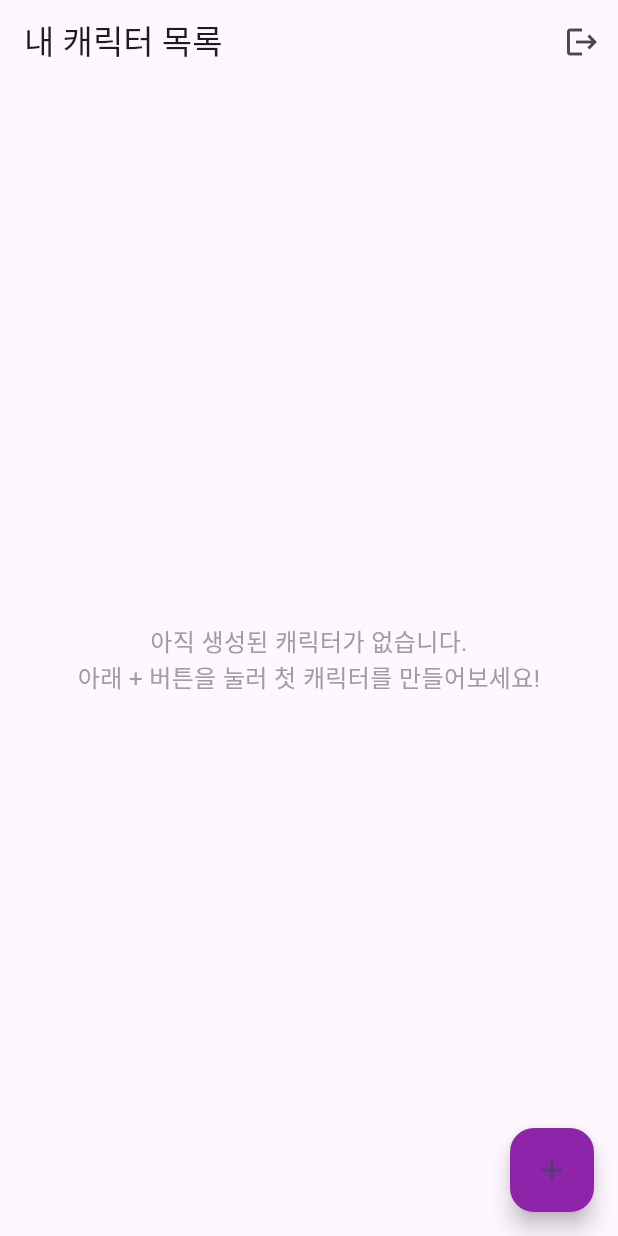
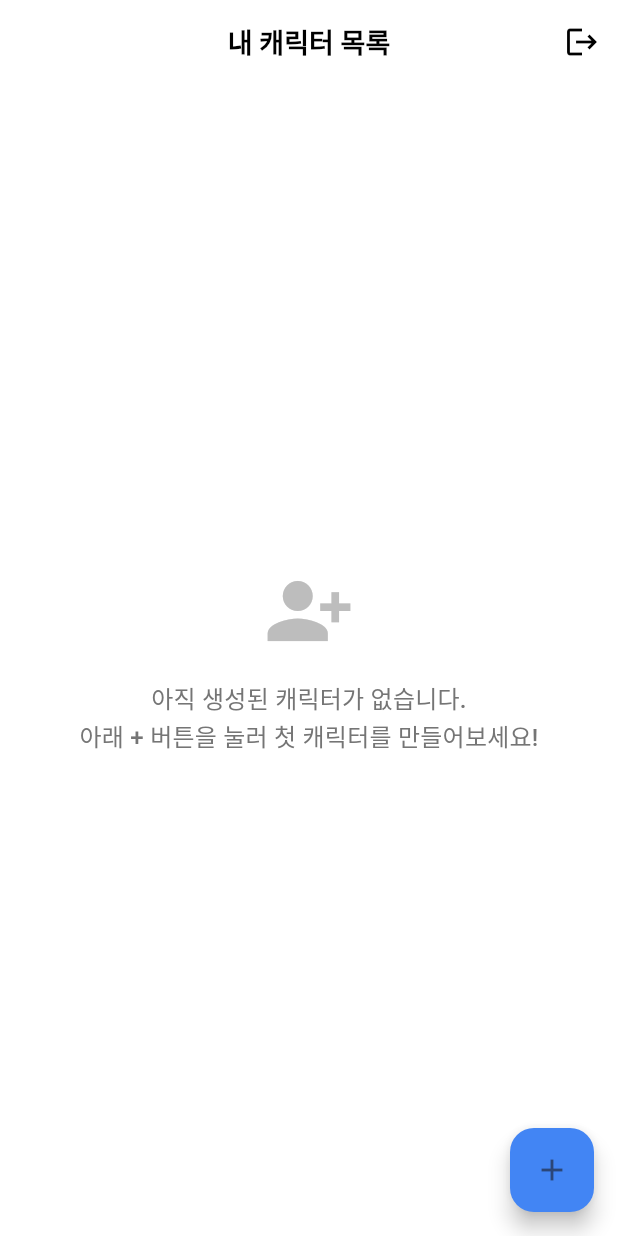
Before and after one commit to krwd1117/Clue, a Flutter app: the screen it shows after launch, after a tap on "로그인 없이 둘러보기", on a phone screen of 412 x 824 dp. Run offline on Flutter 3.47's test engine with Material 3 defaults, Android fonts, the light colour scheme and no system bars; our stand-ins replace flutter_riverpod, supabase_flutter; accounts and stored records are empty; network calls fail; Roboto replaces fonts that are missing (Pretendard).

Commit message:
feat: 미니멀하고 깔끔한 UI 개선

```diff
--- a/lib/main.dart
+++ b/lib/main.dart
@@ -26,7 +26,66 @@ class MyApp extends StatelessWidget {
     return MaterialApp(
       title: 'Clue',
       theme: ThemeData(
-        colorScheme: ColorScheme.fromSeed(seedColor: Colors.deepPurple),
+        fontFamily: 'Pretendard', // Pretendard 폰트 사용 (추후 폰트 파일 추가 필요)
+        scaffoldBackgroundColor: Colors.white,
+        appBarTheme: const AppBarTheme(
+          backgroundColor: Colors.white,
+          elevation: 0,
+          foregroundColor: Colors.black,
+          centerTitle: true,
+          titleTextStyle: TextStyle(
+            color: Colors.black,
+            fontSize: 18,
+            fontWeight: FontWeight.bold,
+          ),
+        ),
+        colorScheme: ColorScheme.fromSeed(
+          seedColor: const Color(0xFF4285F4), // Google Blue와 유사한 색상
+          primary: const Color(0xFF4285F4),
+          secondary: const Color(0xFFDB4437), // Google Red와 유사한 색상
+        ),
+        elevatedButtonTheme: ElevatedButtonThemeData(
+          style: ElevatedButton.styleFrom(
+            elevation: 0,
+            backgroundColor: const Color(0xFF4285F4),
+            foregroundColor: Colors.white,
+            shape: RoundedRectangleBorder(
+              borderRadius: BorderRadius.circular(12),
+            ),
+            padding: const EdgeInsets.symmetric(vertical: 16),
+            textStyle: const TextStyle(
+              fontSize: 16,
+              fontWeight: FontWeight.bold,
+            ),
+          ),
+        ),
+        textButtonTheme: TextButtonThemeData(
+          style: TextButton.styleFrom(
+            foregroundColor: Colors.grey.shade600,
+            textStyle: const TextStyle(
+              fontSize: 14,
+              fontWeight: FontWeight.normal,
+            ),
+          ),
+        ),
+        inputDecorationTheme: InputDecorationTheme(
+          filled: true,
+          fillColor: Colors.grey.shade100,
+          border: OutlineInputBorder(
+            borderRadius: BorderRadius.circular(12),
+            borderSide: BorderSide.none,
+          ),
+          enabledBorder: OutlineInputBorder(
+            borderRadius: BorderRadius.circular(12),
+            borderSide: BorderSide.none,
+          ),
+          focusedBorder: OutlineInputBorder(
+            borderRadius: BorderRadius.circular(12),
+            borderSide: BorderSide(color: const Color(0xFF4285F4), width: 2),
+          ),
+          contentPadding: const EdgeInsets.symmetric(horizontal: 16, vertical: 12),
+          hintStyle: TextStyle(color: Colors.grey.shade500),
+        ),
       ),
       home: const AuthGate(),
     );
--- a/lib/screens/home_screen.dart
+++ b/lib/screens/home_screen.dart
@@ -72,11 +72,20 @@ class _HomeScreenState extends State<HomeScreen> {
           }
           final characters = snapshot.data!;
           if (characters.isEmpty) {
-            return const Center(
-              child: Text(
+            return Center(
+              child: Column(
+                mainAxisAlignment: MainAxisAlignment.center,
+                children: [
+                  Icon(Icons.person_add_alt_1, size: 60, color: Colors.grey.shade400),
+                  const SizedBox(height: 16),
+                  Text(
                     '아직 생성된 캐릭터가 없습니다.\n아래 + 버튼을 눌러 첫 캐릭터를 만들어보세요!',
                     textAlign: TextAlign.center,
-                style: TextStyle(fontSize: 16, color: Colors.grey),
+                    style: Theme.of(context).textTheme.titleMedium?.copyWith(
+                          color: Colors.grey.shade600,
+                        ),
+                  ),
+                ],
               ),
             );
           }
@@ -85,16 +94,36 @@ class _HomeScreenState extends State<HomeScreen> {
             itemCount: characters.length,
             itemBuilder: (context, index) {
               final character = characters[index];
-              return ListTile(
-                title: Text(character['name'] ?? '이름 없음'),
-                subtitle: Text(
+              return Card(
+                margin: const EdgeInsets.symmetric(horizontal: 16, vertical: 8),
+                elevation: 0,
+                shape: RoundedRectangleBorder(
+                  borderRadius: BorderRadius.circular(12),
+                  side: BorderSide(color: Colors.grey.shade200),
+                ),
+                child: ListTile(
+                  contentPadding: const EdgeInsets.symmetric(horizontal: 16, vertical: 12),
+                  title: Text(
+                    character['name'] ?? '이름 없음',
+                    style: Theme.of(context).textTheme.titleLarge?.copyWith(
+                          fontWeight: FontWeight.bold,
+                        ),
+                  ),
+                  subtitle: Padding(
+                    padding: const EdgeInsets.only(top: 4.0),
+                    child: Text(
                       character['profile'] ?? '프로필 정보가 없습니다.',
                       maxLines: 2,
                       overflow: TextOverflow.ellipsis,
+                      style: Theme.of(context).textTheme.bodyMedium?.copyWith(
+                            color: Colors.grey.shade600,
+                          ),
+                    ),
                   ),
                   onTap: () {
                     // TODO: Navigate to character detail screen
                   },
+                ),
               );
             },
           );
@@ -110,7 +139,8 @@ class _HomeScreenState extends State<HomeScreen> {
           }
         },
         child: const Icon(Icons.add),
-        backgroundColor: Colors.purple.shade600,
+        backgroundColor: Theme.of(context).colorScheme.primary,
+        shape: RoundedRectangleBorder(borderRadius: BorderRadius.circular(16)),
       ),
     );
   }
--- a/lib/screens/login_screen.dart
+++ b/lib/screens/login_screen.dart
@@ -52,33 +52,28 @@ class _LoginScreenState extends State<LoginScreen> {
               Text(
                 'CLUE',
                 textAlign: TextAlign.center,
-                style: TextStyle(
-                  fontSize: 48,
-                  fontWeight: FontWeight.bold,
-                  color: Colors.purple.shade700,
-                ),
+                style: Theme.of(context).textTheme.displayLarge?.copyWith(
+                      fontWeight: FontWeight.bold,
+                      color: Theme.of(context).colorScheme.primary,
+                    ),
               ),
               const SizedBox(height: 16),
               Text(
                 'AI와 함께 만드는 캐릭터 이야기',
                 textAlign: TextAlign.center,
-                style: TextStyle(fontSize: 18, color: Colors.grey.shade600),
+                style: Theme.of(context).textTheme.titleMedium?.copyWith(
+                      color: Colors.grey.shade600,
+                    ),
               ),
               const Spacer(flex: 3),
               ElevatedButton.icon(
                 onPressed: _googleSignIn,
-                icon: const Icon(
-                  Icons.g_mobiledata,
-                ), // Replace with a proper Google icon if you have one
+                icon: const Icon(Icons.g_mobiledata),
                 label: const Text('Google로 계속하기'),
                 style: ElevatedButton.styleFrom(
+                  backgroundColor: Colors.white,
                   foregroundColor: Colors.black,
-                  backgroundColor: Colors.white,
-                  padding: const EdgeInsets.symmetric(vertical: 12),
-                  shape: RoundedRectangleBorder(
-                    borderRadius: BorderRadius.circular(8),
-                    side: BorderSide(color: Colors.grey.shade300),
-                  ),
+                  side: BorderSide(color: Colors.grey.shade300),
                 ),
               ),
               const SizedBox(height: 12),
@@ -87,15 +82,11 @@ class _LoginScreenState extends State<LoginScreen> {
                 icon: const Icon(Icons.apple),
                 label: const Text('Apple로 계속하기'),
                 style: ElevatedButton.styleFrom(
+                  backgroundColor: Colors.black,
                   foregroundColor: Colors.white,
-                  backgroundColor: Colors.black,
-                  padding: const EdgeInsets.symmetric(vertical: 12),
-                  shape: RoundedRectangleBorder(
-                    borderRadius: BorderRadius.circular(8),
-                  ),
                 ),
               ),
-              const Spacer(flex: 1),
+              const SizedBox(height: 24),
               TextButton(
                 onPressed: () {
                   Navigator.of(context).pushReplacement(
@@ -104,9 +95,9 @@ class _LoginScreenState extends State<LoginScreen> {
                 },
                 child: const Text(
                   '로그인 없이 둘러보기',
-                  style: TextStyle(color: Colors.grey),
                 ),
               ),
+              const Spacer(flex: 1),
             ],
           ),
         ),
```
Also changed, not shown: lib/screens/chat_screen.dart (+9 -18 lines). Lines whose indentation alone changed are shown as unchanged.
